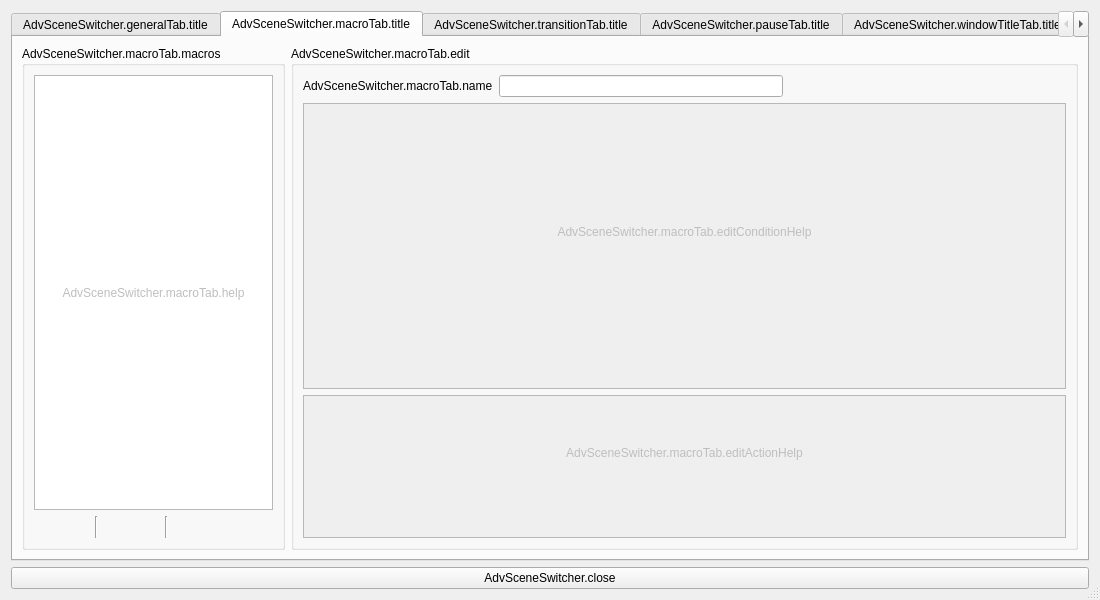
Qt form forms/advanced-scene-switcher.ui (WarmUpTill/SceneSwitcher) before a commit.
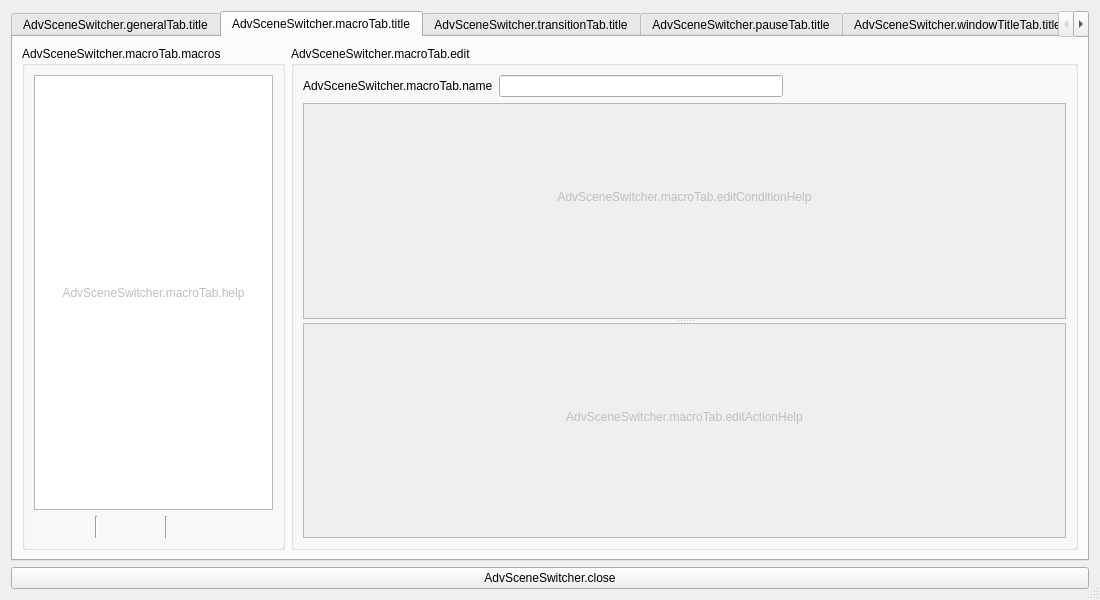
The same form after that commit. The open tabs and pages were chosen to show the change. Icons and pictures are not drawn.

Commit message: Use splitter to separate actions and conditions

Patch:
```diff
--- a/forms/advanced-scene-switcher.ui
+++ b/forms/advanced-scene-switcher.ui
@@ -723,7 +723,7 @@
          <property name="title">
           <string>AdvSceneSwitcher.macroTab.edit</string>
          </property>
-         <layout class="QVBoxLayout" name="verticalLayout_34" stretch="1,20,10">
+         <layout class="QVBoxLayout" name="verticalLayout_34">
           <item>
            <layout class="QHBoxLayout" name="horizontalLayout_18" stretch="0,0,0">
             <item>
@@ -752,6 +752,10 @@
            </layout>
           </item>
           <item>
+           <widget class="QSplitter" name="splitter">
+            <property name="orientation">
+             <enum>Qt::Vertical</enum>
+            </property>
            <widget class="QScrollArea" name="macroConditions">
             <property name="widgetResizable">
              <bool>true</bool>
@@ -762,7 +766,7 @@
                <x>0</x>
                <y>0</y>
                <width>767</width>
-               <height>293</height>
+                <height>220</height>
               </rect>
              </property>
              <layout class="QVBoxLayout" name="verticalLayout_35" stretch="10,1">
@@ -841,8 +845,6 @@
              </layout>
             </widget>
            </widget>
-          </item>
-          <item>
            <widget class="QScrollArea" name="macroActions">
             <property name="widgetResizable">
              <bool>true</bool>
@@ -853,7 +855,7 @@
                <x>0</x>
                <y>0</y>
                <width>767</width>
-               <height>145</height>
+                <height>219</height>
               </rect>
              </property>
              <layout class="QVBoxLayout" name="verticalLayout_33" stretch="10,1">
@@ -930,6 +932,7 @@
                </layout>
               </item>
              </layout>
+             </widget>
             </widget>
            </widget>
           </item>
```
Lines whose indentation alone changed are shown as unchanged.
